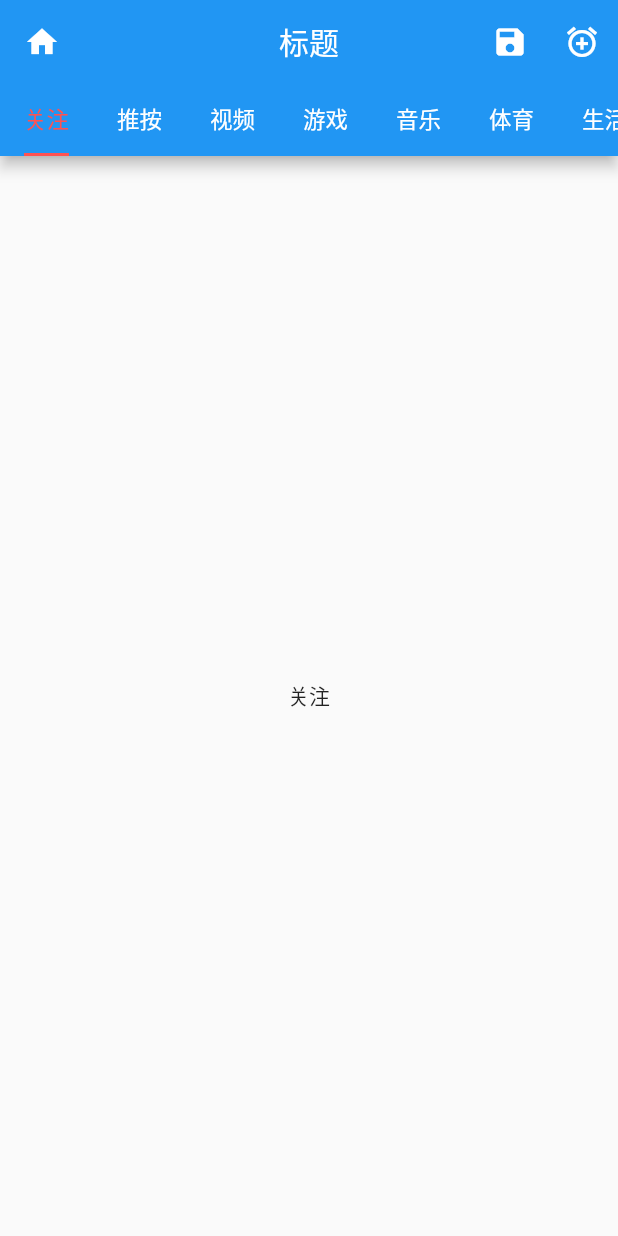
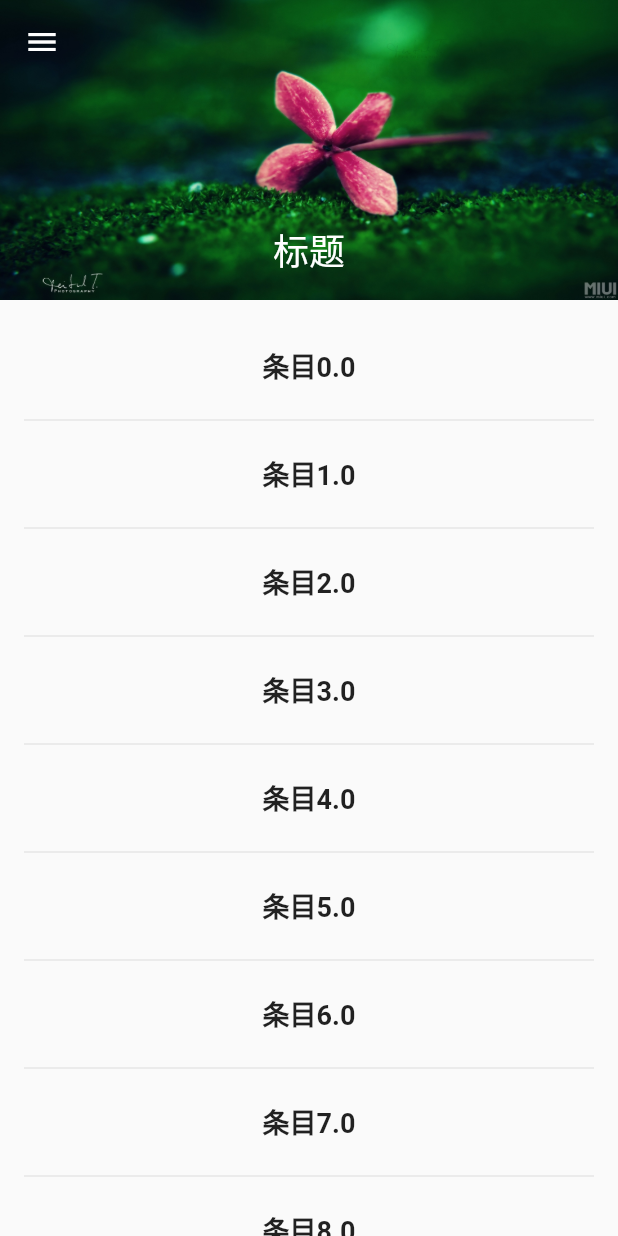
Before and after one commit to niezhiyang/flutter_study, a Flutter app: the screen it shows after launch, on a phone screen of 412 x 824 dp. Run offline on Flutter 3.47's test engine with Material 2 defaults, Android fonts, the phone set to English and light mode, and no system bars.

Commit message:
SliverAppBar

```diff
--- /dev/null
+++ b/lib/demo/SliverAppBarDemo.dart
@@ -0,0 +1,77 @@
+import 'package:flutter/material.dart';
+
+class SliverAppBarDemo extends StatelessWidget {
+  @override
+  Widget build(BuildContext context) {
+    // TODO: implement build
+    return Scaffold(
+        body: NestedScrollView(
+      headerSliverBuilder: (BuildContext context, bool innerBoxIsScrolled) {
+        return <Widget>[
+          SliverAppBar(
+            //leading, // 如果省略了 leading ，但 AppBar 在带有 Drawer 的 Scaffold 中，则会插入一个 button 以打开 Drawer。如果没有Drawer ， 默认的是个返回箭头
+            //title, // 标题
+            //actions, // 右边的icon， 一般的是icon 或者是文字
+            //bottom,         //底部内容区域  通常是个 tabbar
+            //elevation, //阴影,纸墨设计中控件的 z 坐标顺序，默认值为 4，对于可滚动的 SliverAppBar，当 SliverAppBar 和内容同级的时候，该值为 0， 当内容滚动 SliverAppBar 变为 Toolbar 的时候，修改 elevation 的值
+            //brightness,   // 状态栏 两种  Brightness.light,   白底黑字 Brightness.dark:黑底白字
+            //centerTitle,     //标题是否居中, 标题是否居中显示，默认值根据不同的操作系统，显示方式不一样
+            primary: true,// 预留状态栏
+
+            forceElevated: false, //展开flexibleSpace之后是否显示阴影
+
+            automaticallyImplyLeading: true,   // 如果有 leading 这个不会管用 ,相当于忽略这个参数 ； 如果没有leading ，当有侧边栏的时候， false：不会显示默认的图片，true 会显示 默认图片，并响应打开侧边栏的事件
+
+//            titleSpacing: NavigationToolbar.kMiddleSpacing,//flexibleSpace 和 title 的距离 默认是重合的
+
+            expandedHeight: 200.0,//200.0, 可滚动视图的高度  伸缩区域大小
+
+            snap: true,//与floating结合使用
+            floating: true, //是否随着滑动隐藏标题,滑动到最上面，再snap滑动是否隐藏导航栏的文字和标题等的具体内容，为true是隐藏，为false是不隐藏
+//            title: _title(),
+            pinned: false,  //是否固定在顶部,往上滑，导航栏可以隐藏
+            leading:Icon(Icons.menu),
+            flexibleSpace:
+            FlexibleSpaceBar(
+              //可以展开区域，通常是一个FlexibleSpaceBar
+              centerTitle: true,
+              title: _title(),
+              background: Image.asset(
+                "images/header_bg.jpg",
+                fit: BoxFit.fill,
+              ),
+            ),
+          )
+        ];
+      },
+      body: Center(
+        child: ListView.builder(
+          padding: const EdgeInsets.all(16.0),
+          shrinkWrap: true,
+          itemBuilder: (BuildContext context, int index) {
+            if (index.isOdd) return new Divider();
+            return ListItem(index/2);
+          },
+          itemCount: 40,
+        ),
+          ),
+    ));
+  }
+
+  _title() {
+    return Text("标题",
+        style: TextStyle(
+          color: Colors.white,
+          fontSize: 16.0,
+        ));
+  }
+
+  Widget ListItem(var index) {
+    return new ListTile(
+      title:  Center(child: Text(
+        "条目$index",
+        style: TextStyle(fontSize: 18.0, fontWeight: FontWeight.w700),
+      ),),
+    );
+  }
+}
--- a/lib/main.dart
+++ b/lib/main.dart
@@ -2,6 +2,7 @@ import 'package:flutter/material.dart';
 import './demo/ScaffoldDemo.dart';
 import './demo/ScaffoldStateDemo.dart';
 import './demo/BarDemo.dart';
+import './demo/SliverAppBarDemo.dart';
 
 void main() => runApp(MyApp());
 
@@ -14,7 +15,7 @@ class MyApp extends StatelessWidget {
       theme: ThemeData(
         primarySwatch: Colors.blue,
       ),
-      home: BarDemo(),
+      home: SliverAppBarDemo(),
     );
   }
 }
```
Also changed, not shown: pubspec.yaml (+2 -5 lines), images/header_bg.jpg (added).
